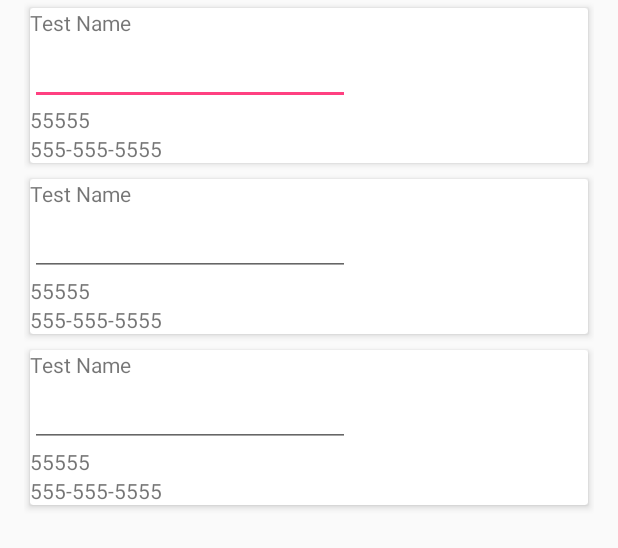
After one commit to jakemoritz/CodeTest_Jake_Moritz, an Android app: the layout fragment_person_list.xml on its own in the app's theme, with its tools: preview values and no code run, on a phone screen of 412 x 824 dp. The commit adds this screen. Shown: the top 548 px of the screen. Run offline under Robolectric (Android 15) with nearby library versions, the phone set to English and light mode, and no system bars.

Commit message:
Created dummy data; added CardViews for list items in RealmRecyclerView

```diff
--- a/app/build.gradle
+++ b/app/build.gradle
@@ -1,4 +1,5 @@
 apply plugin: 'com.android.application'
+apply plugin: 'realm-android'
 
 android {
     compileSdkVersion 25
@@ -26,5 +27,10 @@ dependencies {
     })
     compile 'com.android.support:appcompat-v7:25.3.1'
     compile 'com.android.support.constraint:constraint-layout:1.0.0-beta1'
+    compile 'joda-time:joda-time:2.9.9'
+    compile 'com.android.support:support-v4:25.3.1'
+    compile 'com.android.support:recyclerview-v7:25.3.1'
+    compile 'com.android.support:cardview-v7:25.3.1'
+    compile 'io.realm:android-adapters:2.0.0'
     testCompile 'junit:junit:4.12'
 }
--- a/app/src/main/AndroidManifest.xml
+++ b/app/src/main/AndroidManifest.xml
@@ -6,10 +6,11 @@
         android:allowBackup="true"
         android:icon="@mipmap/ic_launcher"
         android:label="@string/app_name"
+        android:name=".App"
         android:roundIcon="@mipmap/ic_launcher_round"
         android:supportsRtl="true"
         android:theme="@style/AppTheme">
-        <activity android:name=".MainActivity">
+        <activity android:name=".activities.MainActivity">
             <intent-filter>
                 <action android:name="android.intent.action.MAIN" />
 
--- /dev/null
+++ b/app/src/main/res/layout/fragment_person.xml
@@ -0,0 +1,52 @@
+<?xml version="1.0" encoding="utf-8"?>
+
+<android.support.v7.widget.CardView xmlns:android="http://schemas.android.com/apk/res/android"
+    xmlns:android.support.v7.cardview="http://schemas.android.com/apk/res-auto"
+    android:id="@+id/card"
+    android:layout_width="match_parent"
+    android:layout_height="wrap_content"
+    android:layout_marginBottom="0dp"
+    android:layout_marginTop="0dp"
+    android.support.v7.cardview:cardBackgroundColor="@android:color/white"
+    android.support.v7.cardview:cardElevation="3dp"
+    android.support.v7.cardview:cardUseCompatPadding="true"
+    android.support.v7.cardview:contentPadding="0dp">
+
+
+    <RelativeLayout
+        android:layout_width="match_parent"
+        android:layout_height="match_parent">
+
+        <TextView
+            android:id="@+id/person_name"
+            android:layout_width="wrap_content"
+            android:layout_height="wrap_content"
+            android:text="Test Name" />
+
+        <EditText
+            android:id="@+id/person_date_of_birth"
+            android:layout_width="wrap_content"
+            android:layout_height="wrap_content"
+            android:ems="10"
+            android:inputType="date"
+            android:layout_below="@id/person_name"/>
+
+        <TextView
+            android:id="@+id/person_zip_code"
+            android:layout_width="wrap_content"
+            android:layout_height="wrap_content"
+            android:text="55555"
+            android:layout_below="@id/person_date_of_birth"/>
+
+        <TextView
+            android:id="@+id/person_phone_number"
+            android:layout_width="wrap_content"
+            android:layout_height="wrap_content"
+            android:text="555-555-5555"
+            android:layout_below="@id/person_zip_code"/>
+
+    </RelativeLayout>
+
+
+
+</android.support.v7.widget.CardView>
--- /dev/null
+++ b/app/src/main/res/layout/fragment_person_list.xml
@@ -0,0 +1,13 @@
+<?xml version="1.0" encoding="utf-8"?>
+<android.support.v7.widget.RecyclerView xmlns:android="http://schemas.android.com/apk/res/android"
+    xmlns:app="http://schemas.android.com/apk/res-auto"
+    xmlns:tools="http://schemas.android.com/tools"
+    android:id="@+id/list"
+    android:name="com.domain.codetest_jake_moritz.fragments.PersonFragment"
+    android:layout_width="match_parent"
+    android:layout_height="match_parent"
+    android:layout_marginLeft="16dp"
+    android:layout_marginRight="16dp"
+    app:layoutManager="LinearLayoutManager"
+    tools:context="com.domain.codetest_jake_moritz.fragments.PersonFragment"
+    tools:listitem="@layout/fragment_person" />
--- /dev/null
+++ b/app/src/main/res/values/dimens.xml
@@ -0,0 +1,4 @@
+<?xml version="1.0" encoding="utf-8"?>
+<resources>
+    <dimen name="text_margin">16dp</dimen>
+</resources>
--- a/build.gradle
+++ b/build.gradle
@@ -6,6 +6,7 @@ buildscript {
     }
     dependencies {
         classpath 'com.android.tools.build:gradle:2.3.2'
+        classpath "io.realm:realm-gradle-plugin:3.2.1"
 
         // NOTE: Do not place your application dependencies here; they belong
         // in the individual module build.gradle files
```
Also changed, not shown: app/src/main/java/com/domain/codetest_jake_moritz/App.java (added, +30 -0 lines), app/src/main/java/com/domain/codetest_jake_moritz/MainActivity.java (deleted, +0 -13 lines), app/src/main/java/com/domain/codetest_jake_moritz/activities/MainActivity.java (added, +30 -0 lines), app/src/main/java/com/domain/codetest_jake_moritz/fragments/MyPersonRecyclerViewAdapter.java (added, +59 -0 lines), app/src/main/java/com/domain/codetest_jake_moritz/fragments/PersonFragment.java (added, +110 -0 lines), app/src/main/java/com/domain/codetest_jake_moritz/fragments/dummy/DummyContent.java (added, +72 -0 lines), app/src/main/java/com/domain/codetest_jake_moritz/models/Person.java (added, +66 -0 lines), app/src/main/res/layout/activity_main.xml (+5 -11 lines).
